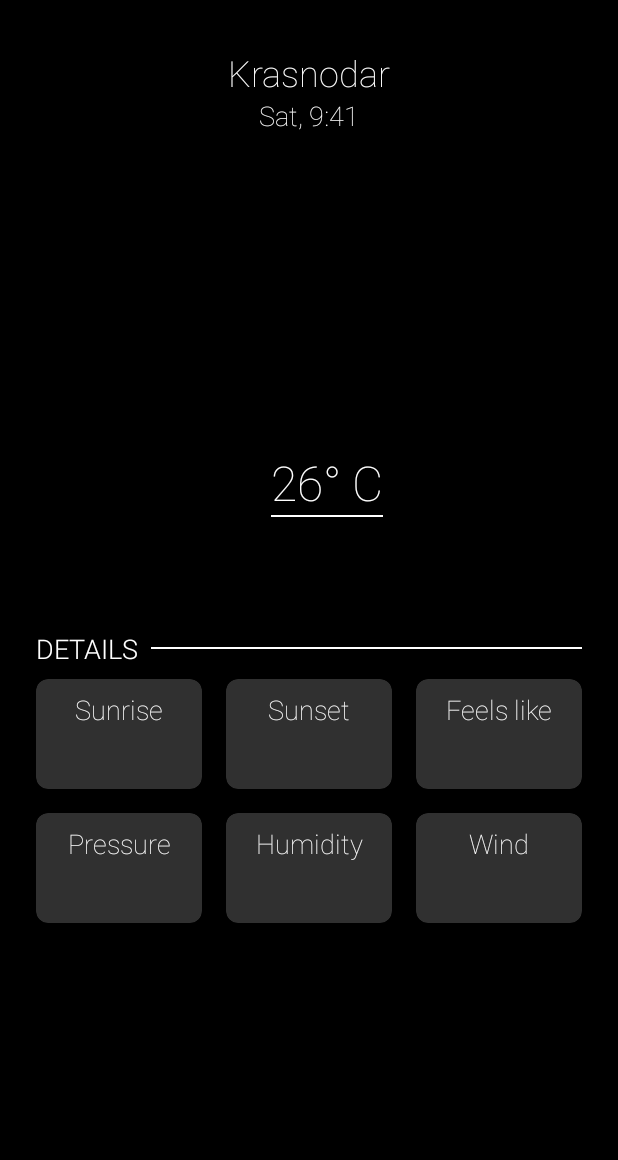
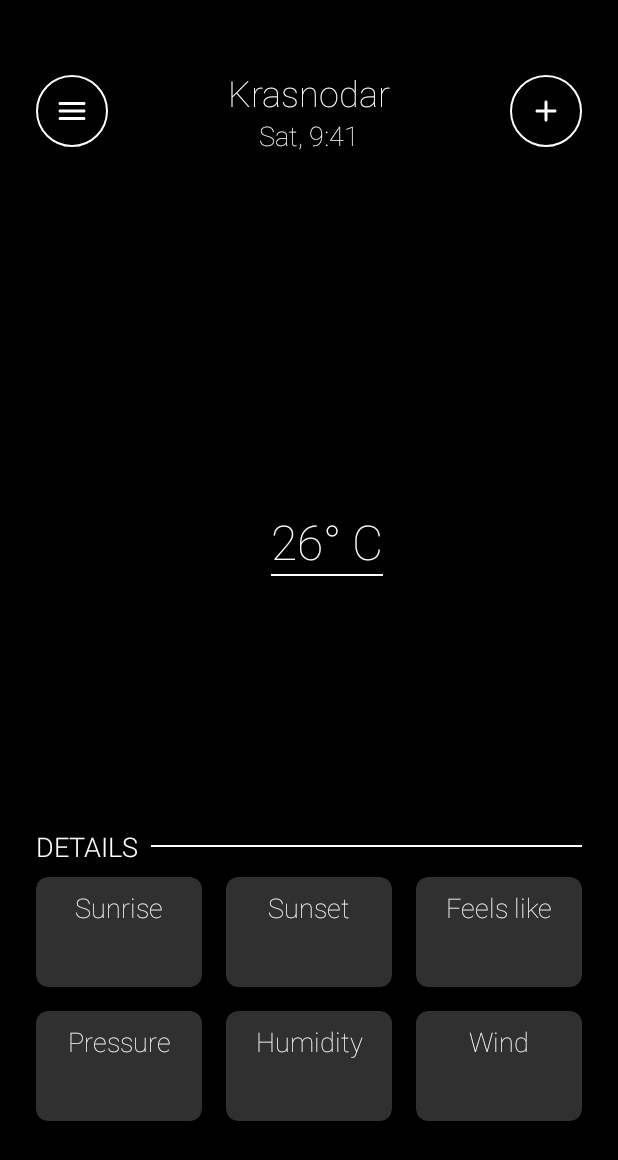
Before and after one commit to HellGuy39/HellWeather, an Android app: the screen it shows after launch (MainActivity), on a phone screen of 412 x 824 dp. Shown: the top 1160 px of the screen. Run offline under Robolectric (Android 15) with nearby library versions, the light colour scheme and no system bars; our stand-ins replace Picasso; pictures from the network do not load; 3 statements that could not run were skipped.

Commit message:
1.0 alpha2-04

```diff
--- /dev/null
+++ b/app/src/main/java/com/hellguy39/hellweather/retrofit/Common.kt
@@ -0,0 +1,6 @@
+package com.hellguy39.hellweather.retrofit
+
+object Common {
+    //val retrofitServices: RetrofitServices
+    //    get() = RetrofitClient.getClient().create(RetrofitServices::class.java)
+}
--- a/app/src/main/java/com/hellguy39/hellweather/utils/WeatherModel.kt
+++ b/app/src/main/java/com/hellguy39/hellweather/utils/WeatherModel.kt
@@ -13,5 +13,6 @@ data class WeatherModel(
     var sunset: String = "N/A",
     var wind: String = "N/A",
     var updateTime: String = "N/A",
-    var wDescription: String = "N/A"
+    var wDescription: String = "N/A",
+    var owIcon: String = "N/A"
 )
--- a/app/src/main/res/drawable/gradient_day.xml
+++ b/app/src/main/res/drawable-v24/gradient_cloudy_day.xml
@@ -3,9 +3,9 @@
     xmlns:android="http://schemas.android.com/apk/res/android"
     android:shape="rectangle">
     <gradient
-        android:angle="90"
-        android:endColor="#0091EA"
-        android:startColor="#40C4FF"
+        android:angle="270"
+        android:endColor="#C1D1DC"
+        android:startColor="#74B7FF"
         android:type="linear">
 
     </gradient>
--- /dev/null
+++ b/app/src/main/res/drawable/gradient_clear_day.xml
@@ -0,0 +1,12 @@
+<?xml version="1.0" encoding="utf-8"?>
+<shape
+    xmlns:android="http://schemas.android.com/apk/res/android"
+    android:shape="rectangle">
+    <gradient
+        android:angle="90"
+        android:endColor="#51A4DB"
+        android:startColor="#73BAE1"
+        android:type="linear">
+
+    </gradient>
+</shape>
--- /dev/null
+++ b/app/src/main/res/drawable/ic_round_add_24.xml
@@ -0,0 +1,10 @@
+<vector xmlns:android="http://schemas.android.com/apk/res/android"
+    android:width="24dp"
+    android:height="24dp"
+    android:viewportWidth="24"
+    android:viewportHeight="24"
+    android:tint="?attr/colorControlNormal">
+  <path
+      android:fillColor="@android:color/white"
+      android:pathData="M18,13h-5v5c0,0.55 -0.45,1 -1,1s-1,-0.45 -1,-1v-5H6c-0.55,0 -1,-0.45 -1,-1s0.45,-1 1,-1h5V6c0,-0.55 0.45,-1 1,-1s1,0.45 1,1v5h5c0.55,0 1,0.45 1,1s-0.45,1 -1,1z"/>
+</vector>
--- /dev/null
+++ b/app/src/main/res/drawable/ic_round_menu_24.xml
@@ -0,0 +1,10 @@
+<vector xmlns:android="http://schemas.android.com/apk/res/android"
+    android:width="24dp"
+    android:height="24dp"
+    android:viewportWidth="24"
+    android:viewportHeight="24"
+    android:tint="?attr/colorControlNormal">
+  <path
+      android:fillColor="@android:color/white"
+      android:pathData="M4,18h16c0.55,0 1,-0.45 1,-1s-0.45,-1 -1,-1L4,16c-0.55,0 -1,0.45 -1,1s0.45,1 1,1zM4,13h16c0.55,0 1,-0.45 1,-1s-0.45,-1 -1,-1L4,11c-0.55,0 -1,0.45 -1,1s0.45,1 1,1zM3,7c0,0.55 0.45,1 1,1h16c0.55,0 1,-0.45 1,-1s-0.45,-1 -1,-1L4,6c-0.55,0 -1,0.45 -1,1z"/>
+</vector>
--- a/app/src/main/res/layout/fragment_home.xml
+++ b/app/src/main/res/layout/fragment_home.xml
@@ -1,16 +1,11 @@
 <?xml version="1.0" encoding="utf-8"?>
-<androidx.swiperefreshlayout.widget.SwipeRefreshLayout xmlns:android="http://schemas.android.com/apk/res/android"
+<androidx.constraintlayout.widget.ConstraintLayout xmlns:android="http://schemas.android.com/apk/res/android"
     xmlns:app="http://schemas.android.com/apk/res-auto"
     xmlns:tools="http://schemas.android.com/tools"
     android:layout_width="match_parent"
     android:layout_height="match_parent"
     android:background="@color/black"
-    android:id="@+id/rootView">
-
-    <androidx.constraintlayout.widget.ConstraintLayout
-        android:id="@+id/constraintLayout"
-        android:layout_width="match_parent"
-        android:layout_height="match_parent"
+    android:id="@+id/rootView"
     tools:context=".HomeFragment">
 
         <androidx.constraintlayout.widget.Guideline
@@ -18,26 +13,14 @@
             android:layout_width="wrap_content"
             android:layout_height="wrap_content"
             android:orientation="vertical"
-            app:layout_constraintGuide_begin="16dp" />
+            app:layout_constraintGuide_begin="24dp" />
 
         <androidx.constraintlayout.widget.Guideline
             android:id="@+id/guidelineEnd"
             android:layout_width="wrap_content"
             android:layout_height="wrap_content"
             android:orientation="vertical"
-            app:layout_constraintGuide_end="16dp" />
-
-        <TextView
-            android:id="@+id/tvCity"
-            android:layout_width="wrap_content"
-            android:layout_height="wrap_content"
-            android:layout_marginTop="32dp"
-            android:fontFamily="sans-serif-thin"
-            android:text="Krasnodar"
-            android:textSize="24sp"
-            app:layout_constraintEnd_toStartOf="@+id/guidelineEnd"
-            app:layout_constraintStart_toStartOf="@+id/guidelineStart"
-            app:layout_constraintTop_toTopOf="parent" />
+            app:layout_constraintGuide_end="24dp" />
 
         <androidx.constraintlayout.widget.Guideline
             android:id="@+id/guideline3"
@@ -46,43 +29,94 @@
             android:orientation="horizontal"
             app:layout_constraintGuide_percent="0.15" />
 
+        <androidx.constraintlayout.widget.Guideline
+            android:id="@+id/guidelineSysStatBar"
+            android:layout_width="wrap_content"
+            android:layout_height="wrap_content"
+            android:orientation="horizontal"
+            app:layout_constraintGuide_begin="24dp" />
+
+        <androidx.constraintlayout.widget.Guideline
+            android:id="@+id/guideline2"
+            android:layout_width="wrap_content"
+            android:layout_height="wrap_content"
+            android:orientation="horizontal"
+            app:layout_constraintGuide_percent="0.66" />
+
+        <LinearLayout
+            android:id="@+id/linearLayout"
+            android:layout_width="wrap_content"
+            android:layout_height="wrap_content"
+            android:orientation="vertical"
+            app:layout_constraintBottom_toTopOf="@+id/guideline3"
+            app:layout_constraintEnd_toStartOf="@+id/guidelineEnd"
+            app:layout_constraintStart_toStartOf="@+id/guidelineStart"
+            app:layout_constraintTop_toTopOf="@+id/guidelineSysStatBar">
+
+            <TextView
+                android:id="@+id/tvCity"
+                android:layout_width="wrap_content"
+                android:layout_height="wrap_content"
+                android:layout_gravity="center"
+                android:fontFamily="sans-serif-thin"
+                android:text="Krasnodar"
+                android:textSize="24sp" />
+
             <TextView
                 android:id="@+id/tvUpdateTime"
                 android:layout_width="wrap_content"
                 android:layout_height="wrap_content"
+                android:layout_gravity="center"
                 android:fontFamily="sans-serif-thin"
                 android:text="Sat, 9:41"
-            android:textSize="18sp"
-            app:layout_constraintBottom_toTopOf="@+id/guideline3"
+                android:textSize="18sp" />
+        </LinearLayout>
+
+
+        <LinearLayout
+            android:id="@+id/linearLayout3"
+            android:layout_width="0dp"
+            android:layout_height="wrap_content"
+            android:gravity="center"
+            android:orientation="horizontal"
+            app:layout_constraintBottom_toTopOf="@+id/tempContainer"
             app:layout_constraintEnd_toStartOf="@+id/guidelineEnd"
             app:layout_constraintStart_toStartOf="@+id/guidelineStart"
-            app:layout_constraintTop_toBottomOf="@+id/tvCity"
-            app:layout_constraintVertical_bias="0.0" />
+            app:layout_constraintTop_toTopOf="@+id/guideline3"
+            app:layout_constraintVertical_chainStyle="packed">
+
+            <ImageView
+                android:id="@+id/ivWeather"
+                android:layout_width="64dp"
+                android:layout_height="64dp"
+                android:layout_gravity="center"
+                android:scaleType="centerCrop" />
 
             <TextView
                 android:id="@+id/tvWeather"
-            android:layout_width="0dp"
+                android:layout_width="wrap_content"
                 android:layout_height="wrap_content"
+                android:layout_gravity="center"
+                android:autoSizeMaxTextSize="64dp"
+                android:autoSizeMinTextSize="32dp"
+                android:autoSizeTextType="uniform"
                 android:fontFamily="sans-serif-thin"
                 android:gravity="center"
+                android:maxLines="1"
                 android:text=""
                 android:textSize="42sp"
-            app:layout_constraintBottom_toTopOf="@+id/tempContainer"
-            app:layout_constraintEnd_toStartOf="@+id/guidelineEnd"
-            app:layout_constraintStart_toStartOf="@+id/guidelineStart"
                 tools:text="Clear" />
+        </LinearLayout>
 
         <LinearLayout
             android:id="@+id/detailsTittle"
             android:layout_width="0dp"
             android:layout_height="wrap_content"
-            android:layout_marginStart="8dp"
             android:layout_marginTop="8dp"
-            android:layout_marginEnd="8dp"
             android:orientation="horizontal"
             app:layout_constraintEnd_toStartOf="@+id/guidelineEnd"
             app:layout_constraintStart_toStartOf="@+id/guidelineStart"
-            app:layout_constraintTop_toBottomOf="@+id/tempContainer">
+            app:layout_constraintTop_toTopOf="@+id/guideline2">
 
             <TextView
                 android:id="@+id/tvDetails"
@@ -108,9 +142,7 @@
             android:id="@+id/detailsContainer2"
             android:layout_width="0dp"
             android:layout_height="wrap_content"
-            android:layout_marginStart="8dp"
             android:layout_marginTop="16dp"
-            android:layout_marginEnd="8dp"
             android:orientation="horizontal"
             app:layout_constraintEnd_toStartOf="@+id/guidelineEnd"
             app:layout_constraintStart_toStartOf="@+id/guidelineStart"
@@ -146,13 +178,13 @@
                         android:id="@+id/tvPressure"
                         android:layout_width="match_parent"
                         android:layout_height="wrap_content"
-                        android:fontFamily="sans-serif-light"
-                        android:gravity="center"
-                        android:textSize="24sp"
-                        android:maxLines="1"
                         android:autoSizeMaxTextSize="24sp"
                         android:autoSizeMinTextSize="16sp"
                         android:autoSizeTextType="uniform"
+                        android:fontFamily="sans-serif-light"
+                        android:gravity="center"
+                        android:maxLines="1"
+                        android:textSize="24sp"
                         tools:text="24.25" />
                 </LinearLayout>
 
@@ -189,13 +221,13 @@
                         android:id="@+id/tvHumidity"
                         android:layout_width="match_parent"
                         android:layout_height="wrap_content"
-                        android:fontFamily="sans-serif-light"
-                        android:gravity="center"
-                        android:textSize="24sp"
-                        android:maxLines="1"
                         android:autoSizeMaxTextSize="24sp"
                         android:autoSizeMinTextSize="16sp"
                         android:autoSizeTextType="uniform"
+                        android:fontFamily="sans-serif-light"
+                        android:gravity="center"
+                        android:maxLines="1"
+                        android:textSize="24sp"
                         tools:text="15%" />
                 </LinearLayout>
 
@@ -231,13 +263,13 @@
                         android:id="@+id/tvWind"
                         android:layout_width="match_parent"
                         android:layout_height="wrap_content"
-                        android:fontFamily="sans-serif-light"
-                        android:gravity="center"
-                        android:textSize="24sp"
-                        android:maxLines="1"
                         android:autoSizeMaxTextSize="24sp"
                         android:autoSizeMinTextSize="16sp"
                         android:autoSizeTextType="uniform"
+                        android:fontFamily="sans-serif-light"
+                        android:gravity="center"
+                        android:maxLines="1"
+                        android:textSize="24sp"
                         tools:text="5 km/h" />
                 </LinearLayout>
 
@@ -246,12 +278,15 @@
 
         <LinearLayout
             android:id="@+id/tempContainer"
-            android:layout_width="wrap_content"
+            android:layout_width="0dp"
             android:layout_height="wrap_content"
+            android:gravity="center"
             android:orientation="horizontal"
             app:layout_constraintBottom_toTopOf="@+id/guideline2"
             app:layout_constraintEnd_toStartOf="@+id/guidelineEnd"
-            app:layout_constraintStart_toStartOf="@+id/guidelineStart">
+            app:layout_constraintHorizontal_bias="0.5"
+            app:layout_constraintStart_toStartOf="@+id/guidelineStart"
+            app:layout_constraintTop_toBottomOf="@+id/linearLayout3">
 
             <TextView
                 android:id="@+id/tvTemp"
@@ -299,20 +334,11 @@
 
         </LinearLayout>
 
-        <androidx.constraintlayout.widget.Guideline
-            android:id="@+id/guideline2"
-            android:layout_width="wrap_content"
-            android:layout_height="wrap_content"
-            android:orientation="horizontal"
-            app:layout_constraintGuide_percent="0.5" />
-
         <LinearLayout
             android:id="@+id/detailsContainer1"
             android:layout_width="0dp"
             android:layout_height="wrap_content"
-            android:layout_marginStart="8dp"
             android:layout_marginTop="8dp"
-            android:layout_marginEnd="8dp"
             android:layout_weight="1"
             android:orientation="horizontal"
             app:layout_constraintEnd_toStartOf="@+id/guidelineEnd"
@@ -349,13 +375,13 @@
                         android:id="@+id/tvSunrise"
                         android:layout_width="match_parent"
                         android:layout_height="wrap_content"
-                        android:fontFamily="sans-serif-light"
-                        android:gravity="center"
-                        android:textSize="24sp"
-                        android:maxLines="1"
                         android:autoSizeMaxTextSize="24sp"
                         android:autoSizeMinTextSize="16sp"
                         android:autoSizeTextType="uniform"
+                        android:fontFamily="sans-serif-light"
+                        android:gravity="center"
+                        android:maxLines="1"
+                        android:textSize="24sp"
                         tools:text="9:41" />
                 </LinearLayout>
 
@@ -392,13 +418,13 @@
                         android:id="@+id/tvSunset"
                         android:layout_width="match_parent"
                         android:layout_height="wrap_content"
-                        android:fontFamily="sans-serif-light"
-                        android:gravity="center"
-                        android:textSize="24sp"
-                        android:maxLines="1"
                         android:autoSizeMaxTextSize="24sp"
                         android:autoSizeMinTextSize="16sp"
                         android:autoSizeTextType="uniform"
+                        android:fontFamily="sans-serif-light"
+                        android:gravity="center"
+                        android:maxLines="1"
+                        android:textSize="24sp"
                         tools:text="21:41" />
                 </LinearLayout>
 
@@ -434,18 +460,45 @@
                         android:id="@+id/tvTempFeelsLike"
                         android:layout_width="match_parent"
                         android:layout_height="wrap_content"
-                        android:fontFamily="sans-serif-light"
-                        android:gravity="center"
-                        android:textSize="24sp"
-                        android:maxLines="1"
                         android:autoSizeMaxTextSize="24sp"
                         android:autoSizeMinTextSize="16sp"
                         android:autoSizeTextType="uniform"
+                        android:fontFamily="sans-serif-light"
+                        android:gravity="center"
+                        android:maxLines="1"
+                        android:textSize="24sp"
                         tools:text="10°" />
                 </LinearLayout>
 
             </com.google.android.material.card.MaterialCardView>
         </LinearLayout>
 
+        <Button
+            android:id="@+id/btnMenu"
+            style="@style/Widget.App.Button.OutlinedButton.IconOnly"
+            android:layout_width="wrap_content"
+            android:layout_height="wrap_content"
+            app:cornerRadius="24dp"
+            app:icon="@drawable/ic_round_menu_24"
+            app:iconTint="?android:attr/textColor"
+            app:layout_constraintBottom_toTopOf="@+id/guideline3"
+            app:layout_constraintStart_toStartOf="@+id/guidelineStart"
+            app:layout_constraintTop_toTopOf="@+id/guidelineSysStatBar"
+            app:strokeColor="?android:attr/textColor"
+            app:strokeWidth="1dp" />
+
+        <Button
+            android:id="@+id/btnAdd"
+            style="@style/Widget.App.Button.OutlinedButton.IconOnly"
+            android:layout_width="wrap_content"
+            android:layout_height="wrap_content"
+            app:cornerRadius="24dp"
+            app:icon="@drawable/ic_round_add_24"
+            app:iconTint="?android:attr/textColor"
+            app:layout_constraintBottom_toTopOf="@+id/guideline3"
+            app:layout_constraintEnd_toStartOf="@+id/guidelineEnd"
+            app:layout_constraintTop_toTopOf="@+id/guidelineSysStatBar"
+            app:strokeColor="?android:attr/textColor"
+            app:strokeWidth="1dp" />
+
 </androidx.constraintlayout.widget.ConstraintLayout>
-</androidx.swiperefreshlayout.widget.SwipeRefreshLayout>
--- a/app/src/main/res/values-night/themes.xml
+++ b/app/src/main/res/values-night/themes.xml
@@ -9,10 +9,21 @@
         <item name="colorSecondary">@color/teal_200</item>
         <item name="colorSecondaryVariant">@color/teal_200</item>
         <item name="colorOnSecondary">@color/black</item>
-        <!-- Status bar color. -->
-        <item name="android:statusBarColor" tools:targetApi="l">#00000000</item>
+        <!-- Status and nav bar color. -->
+        <item name="android:windowTranslucentStatus">true</item>
+        <item name="android:windowTranslucentNavigation">true</item>
         <!-- Customize your theme here. -->
         <item name="android:textColor">@color/white</item>
-        <item name="android:windowTranslucentNavigation">true</item>
     </style>
+
+    <style name="Widget.App.Button.OutlinedButton.IconOnly" parent="Widget.MaterialComponents.Button.OutlinedButton">
+        <item name="iconPadding">0dp</item>
+        <item name="android:insetTop">0dp</item>
+        <item name="android:insetBottom">0dp</item>
+        <item name="android:paddingLeft">12dp</item>
+        <item name="android:paddingRight">12dp</item>
+        <item name="android:minWidth">48dp</item>
+        <item name="android:minHeight">48dp</item>
+    </style>
+
 </resources>
--- a/app/src/main/res/values/themes.xml
+++ b/app/src/main/res/values/themes.xml
@@ -9,11 +9,21 @@
         <item name="colorSecondary">@color/teal_200</item>
         <item name="colorSecondaryVariant">@color/teal_700</item>
         <item name="colorOnSecondary">@color/black</item>
-        <!-- Status bar color. -->
-        <item name="android:statusBarColor" tools:targetApi="l">?attr/colorPrimaryVariant</item>
+        <!-- Status and nav bar color. -->
+        <item name="android:windowTranslucentStatus">true</item>
+        <item name="android:windowTranslucentNavigation">true</item>
         <!-- Customize your theme here. -->
         <item name="android:textColor">@color/white</item>
-        <item name="android:windowTranslucentStatus">true</item>
-        <item name="android:windowTranslucentNavigation">true</item>
     </style>
+
+    <style name="Widget.App.Button.OutlinedButton.IconOnly" parent="Widget.MaterialComponents.Button.OutlinedButton">
+        <item name="iconPadding">0dp</item>
+        <item name="android:insetTop">0dp</item>
+        <item name="android:insetBottom">0dp</item>
+        <item name="android:paddingLeft">12dp</item>
+        <item name="android:paddingRight">12dp</item>
+        <item name="android:minWidth">48dp</item>
+        <item name="android:minHeight">48dp</item>
+    </style>
+
 </resources>
```
Also changed, not shown: app/src/main/java/com/hellguy39/hellweather/HomeFragment.kt (+26 -22 lines), app/src/main/java/com/hellguy39/hellweather/retrofit/RetrofitClient.kt (added, +22 -0 lines), app/src/main/java/com/hellguy39/hellweather/retrofit/RetrofitServices.kt (added, +8 -0 lines), app/src/main/res/drawable/gradient_clear_night.xml (added, +11 -0 lines), app/src/main/res/drawable/gradient_snow_day.xml (added, +12 -0 lines), app/src/main/res/drawable/gradient_sunset_or_sunrise.xml (added, +12 -0 lines), app/src/main/res/drawable/ic_baseline_report_problem_24.xml (added, +10 -0 lines). Lines whose indentation alone changed are shown as unchanged.
